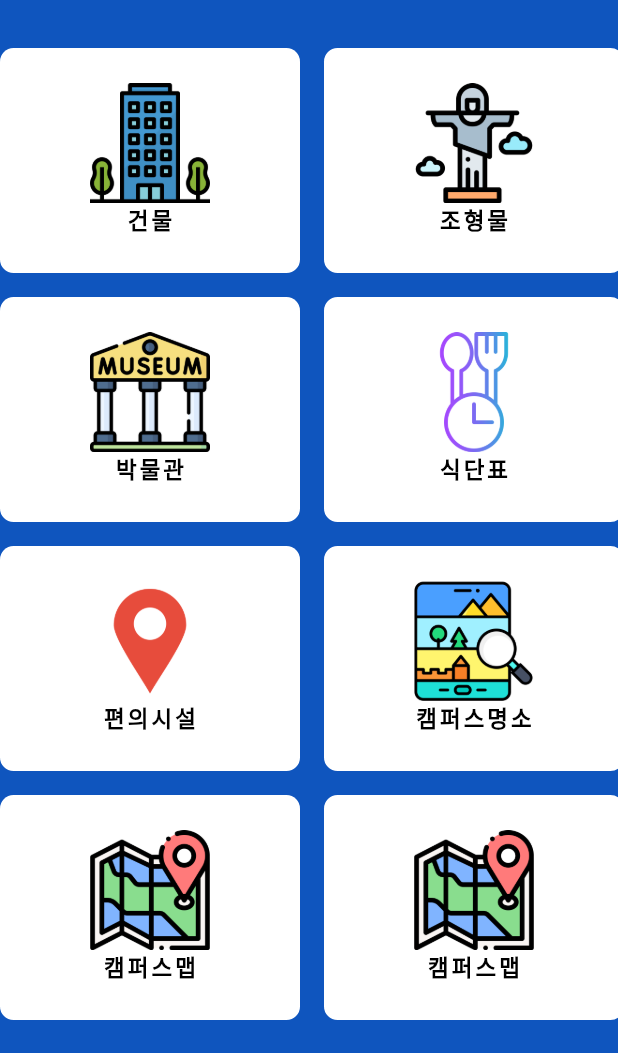
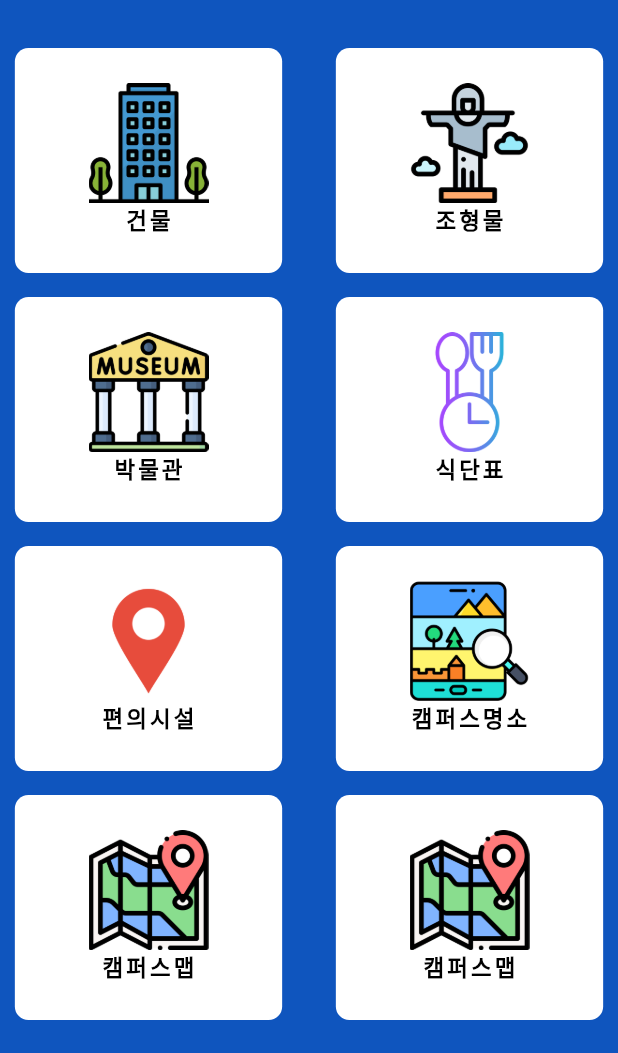
Before and after one commit to PNU-Detector/FrontEnd, a Flutter app: the screen it shows after launch, on a phone screen of 412 x 824 dp, the part 183-1236 px from its top. Run offline on Flutter 3.47's test engine with Material 2 defaults, Android fonts, the phone set to English and light mode, and no system bars.

Commit message:
feat: Update main
휴대폰 기종에 따라 화면이 깨지는 문제 해결
위젯크기를 상대크기로 수정

```diff
--- a/pnutour/lib/main.dart
+++ b/pnutour/lib/main.dart
@@ -36,79 +36,123 @@ class homepage extends StatelessWidget {
           children: [
             Row(
               mainAxisAlignment: MainAxisAlignment.center,
-              children:[InkWell(
-                onTap: (){
+              children: [
+                InkWell(
+                  onTap: () {
                     Navigator.push(
-                    context, MaterialPageRoute(builder: (context) => schoolInfo()),
+                      context,
+                      MaterialPageRoute(builder: (context) => schoolInfo()),
                     );
                   },
                   child: Image.asset("assets/pnulogo.png"),
                 ),
                 Column(
                   mainAxisAlignment: MainAxisAlignment.center,
-                  children: [Text(
+                  children: [
+                    Text(
                       "부산대학교 캠퍼스",
                       style: TextStyle(
                           color: Colors.white,
                           letterSpacing: 5.0,
                           fontSize: 25,
-                      fontWeight: FontWeight.bold
+                          fontWeight: FontWeight.bold),
                     ),
-                  )
-                    ,Text(
+                    Text(
                       "관광 해설앱",
                       style: TextStyle(
                           color: Colors.white,
                           letterSpacing: 5.0,
                           fontSize: 25,
-                            fontWeight: FontWeight.bold
+                          fontWeight: FontWeight.bold),
                     )
-                    )]
-                )]
+                  ],
+                )
+              ],
             ),
             SizedBox(height: 32.0),
             Row(
               mainAxisAlignment: MainAxisAlignment.center,
               children: [
-
-                ButtonWidget("assets/building.png","건물"),
+                Expanded(
+                  child: FractionallySizedBox(
+                    widthFactor: 0.9, // 상대적인 너비 비율 조정
+                    child: ButtonWidget("assets/building.png", "건물"),
+                  ),
+                ),
                 SizedBox(width: 16.0),
-                ButtonWidget("assets/sculpture.png","조형물"),
+                Expanded(
+                  child: FractionallySizedBox(
+                    widthFactor: 0.9, // 상대적인 너비 비율 조정
+                    child: ButtonWidget("assets/sculpture.png", "조형물"),
+                  ),
+                ),
               ],
             ),
             SizedBox(height: 16.0),
             Row(
               mainAxisAlignment: MainAxisAlignment.center,
               children: [
-                ButtonWidget("assets/museum.png","박물관"),
+                Expanded(
+                  child: FractionallySizedBox(
+                    widthFactor: 0.9, // 상대적인 너비 비율 조정
+                    child: ButtonWidget("assets/museum.png", "박물관"),
+                  ),
+                ),
                 SizedBox(width: 16.0),
-                ButtonWidget("assets/restaurant.png","식단표"),
+                Expanded(
+                  child: FractionallySizedBox(
+                    widthFactor: 0.9, // 상대적인 너비 비율 조정
+                    child: ButtonWidget("assets/restaurant.png", "식단표"),
+                  ),
+                ),
               ],
             ),
             SizedBox(height: 16.0),
             Row(
               mainAxisAlignment: MainAxisAlignment.center,
               children: [
-                ButtonWidget("assets/convenience.png", "편의시설"),
+                Expanded(
+                  child: FractionallySizedBox(
+                    widthFactor: 0.9, // 상대적인 너비 비율 조정
+                    child: ButtonWidget("assets/convenience.png", "편의시설"),
+                  ),
+                ),
                 SizedBox(width: 16.0),
-                ButtonWidget("assets/landmark.png","캠퍼스명소"),
+                Expanded(
+                  child: FractionallySizedBox(
+                    widthFactor: 0.9, // 상대적인 너비 비율 조정
+                    child: ButtonWidget("assets/landmark.png", "캠퍼스명소"),
+                  ),
+                ),
               ],
             ),
             SizedBox(height: 16.0),
             Row(
               mainAxisAlignment: MainAxisAlignment.center,
               children: [
-                ButtonWidget("assets/map.png","캠퍼스맵"),
+                Expanded(
+                  child: FractionallySizedBox(
+                    widthFactor: 0.9, // 상대적인 너비 비율 조정
+                    child: ButtonWidget("assets/map.png", "캠퍼스맵"),
+                  ),
+                ),
                 SizedBox(width: 16.0),
-                ButtonWidget("assets/map.png","캠퍼스맵"),
+                Expanded(
+                  child: FractionallySizedBox(
+                    widthFactor: 0.9 , // 상대적인 너비 비율 조정
+                    child: ButtonWidget("assets/map.png", "캠퍼스맵"),
+                  ),
+                ),
               ],
             ),
           ],
         ),
       ),
+
     );
   }
 }
+
 
 class ButtonWidget extends StatelessWidget {
   final String imagsrc;
```
Lines whose indentation alone changed are shown as unchanged.
